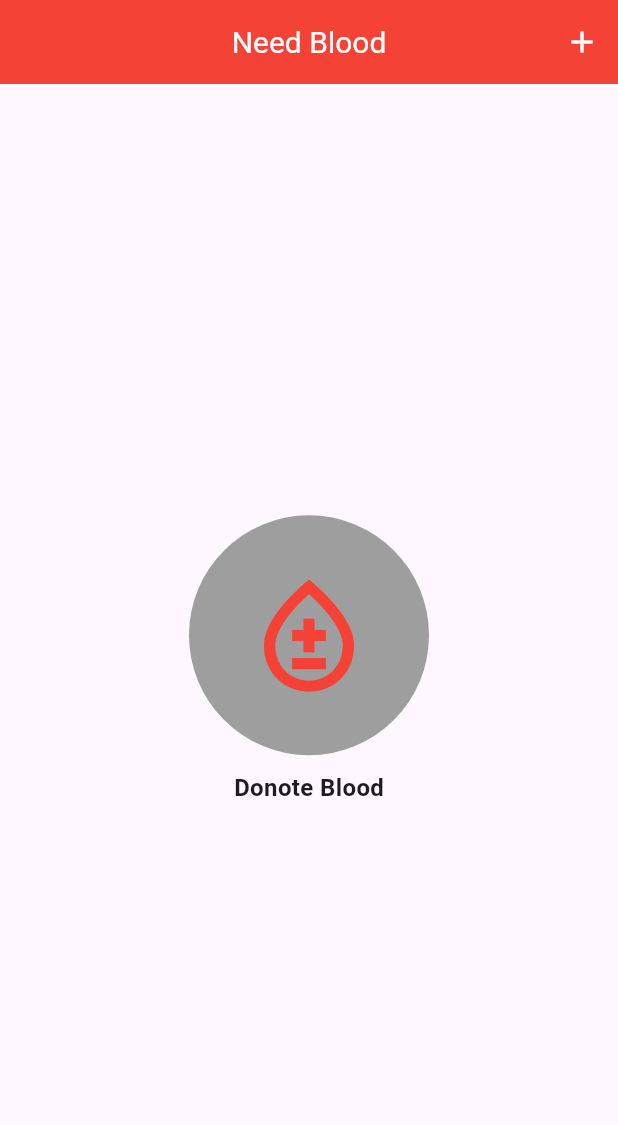
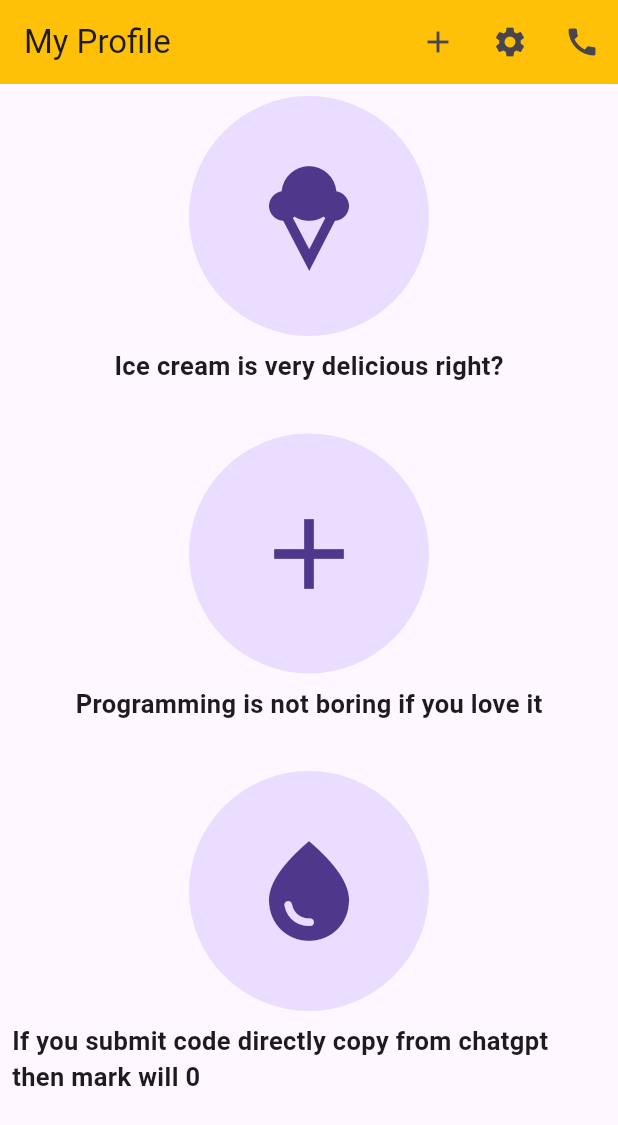
Before and after one commit to MehrabHussain47/Exam_02, a Flutter app: the screen it shows after launch, on a phone screen of 412 x 824 dp. Shown: the top 1125 px of the screen. Run offline on Flutter 3.47's test engine with Material 3 defaults, Android fonts, the phone set to English and light mode, and no system bars.

Commit message:
Finally Commit

```diff
--- a/lib/main.dart
+++ b/lib/main.dart
@@ -1,55 +1,145 @@
 import 'package:flutter/cupertino.dart';
 import 'package:flutter/material.dart';
 
-void main(){
-  runApp(MyApp());
+// void main(){
+//   runApp(MyApp());
+// }
+//
+// class MyApp extends StatelessWidget{
+//   @override
+//   Widget build(BuildContext context) {
+//     return MaterialApp(
+//       home: HomeScreen(),
+//       debugShowCheckedModeBanner: false,
+//       theme: ThemeData(
+//         appBarTheme: AppBarTheme(
+//             titleTextStyle: TextStyle(
+//               color: Colors.white,
+//               fontSize: 20,
+//             ),
+//             iconTheme: IconThemeData(
+//                 color: Colors.white
+//             )
+//         ),
+//       ),
+//     );
+//   }
+// }
+//
+// class HomeScreen extends StatelessWidget{
+//   @override
+//   Widget build(BuildContext context) {
+//     return Scaffold(
+//       appBar: AppBar(
+//         title: Text('Need Blood'),
+//         centerTitle: true,
+//         backgroundColor: Colors.red,
+//         actions: [
+//           IconButton(onPressed: (){}, icon: Icon(Icons.add))
+//         ],
+//       ),
+//       body: Center(
+//         child: Column(
+//           crossAxisAlignment: CrossAxisAlignment.center,
+//           mainAxisAlignment: MainAxisAlignment.center,
+//           children: [
+//             CircleAvatar(
+//               child: Icon(Icons.bloodtype_outlined, size: 90, color: Colors.red,),
+//               radius: 80,
+//               backgroundColor: Colors.grey,
+//             ),
+//             SizedBox(height: 10,),
+//             Text('Donote Blood', style: TextStyle(fontSize:16, fontWeight: FontWeight.bold),)
+//           ],
+//         ),
+//       ),
+//     );
+//   }
+// }
+
+void main() {
+  runApp(const MyApp());
 }
 
-class MyApp extends StatelessWidget{
+class MyApp extends StatelessWidget {
+  const MyApp({super.key});
+
+  // This widget is the root of your application.
   @override
   Widget build(BuildContext context) {
     return MaterialApp(
-      home: HomeScreen(),
       debugShowCheckedModeBanner: false,
-      theme: ThemeData(
-        appBarTheme: AppBarTheme(
-            titleTextStyle: TextStyle(
-              color: Colors.white,
-              fontSize: 20,
-            ),
-            iconTheme: IconThemeData(
-                color: Colors.white
-            )
-        ),
-      ),
+      title: 'Flutter Demo',
+      home: const MyHomePage(),
     );
   }
 }
 
-class HomeScreen extends StatelessWidget{
+class MyHomePage extends StatelessWidget {
+  const MyHomePage({super.key});
+
   @override
   Widget build(BuildContext context) {
     return Scaffold(
       appBar: AppBar(
-        title: Text('Need Blood'),
-        centerTitle: true,
-        backgroundColor: Colors.red,
+        backgroundColor: Colors.amber,
+        title: Text('My Profile'),
         actions: [
-          IconButton(onPressed: (){}, icon: Icon(Icons.add))
+          IconButton(onPressed: (){}, icon:Icon(Icons.add)),
+          IconButton(onPressed: (){}, icon:Icon(Icons.settings)),
+          IconButton(onPressed: (){}, icon:Icon(Icons.call)),
         ],
       ),
       body: Center(
         child: Column(
-          crossAxisAlignment: CrossAxisAlignment.center,
-          mainAxisAlignment: MainAxisAlignment.center,
           children: [
-            CircleAvatar(
-              child: Icon(Icons.bloodtype_outlined, size: 90, color: Colors.red,),
-              radius: 80,
-              backgroundColor: Colors.grey,
+            Column(
+              children: [
+                Padding(
+                  padding: const EdgeInsets.all(8.0),
+                  child: CircleAvatar(
+                    radius: 80,
+                    child: Icon(Icons.icecream,size: 80),
+                  ),
+                ),
+                Text('Ice cream is very delicious right?',
+                  style: TextStyle(fontSize:17,fontWeight: FontWeight.bold ),
+                ),
+              ],
             ),
-            SizedBox(height: 10,),
-            Text('Donote Blood', style: TextStyle(fontSize:16, fontWeight: FontWeight.bold),)
+            SizedBox(height: 25,),
+            Column(
+              children: [
+                Padding(
+                  padding: const EdgeInsets.all(8.0),
+                  child: CircleAvatar(
+                    radius: 80,
+                    child: Icon(Icons.add,size: 80),
+                  ),
+                ),
+                Text('Programming is not boring if you love it',
+                  style: TextStyle(fontSize:17,fontWeight: FontWeight.bold ),
+                ),
+              ],
+            ),
+            SizedBox(height: 25,),
+            Column(
+              children: [
+                Padding(
+                  padding: const EdgeInsets.all(8.0),
+                  child: CircleAvatar(
+                    radius: 80,
+                    child: Icon(Icons.water_drop,size: 80),
+                  ),
+                ),
+                Padding(
+                  padding: const EdgeInsets.only(left: 8.0,right: 8.0),
+                  child: Text('If you submit code directly copy from chatgpt then mark will 0',
+                    style: TextStyle(fontSize: 17,fontWeight: FontWeight.bold),
+                  ),
+                ),
+              ],
+            ),
           ],
         ),
       ),
```
Also changed, not shown: 1 other file.
